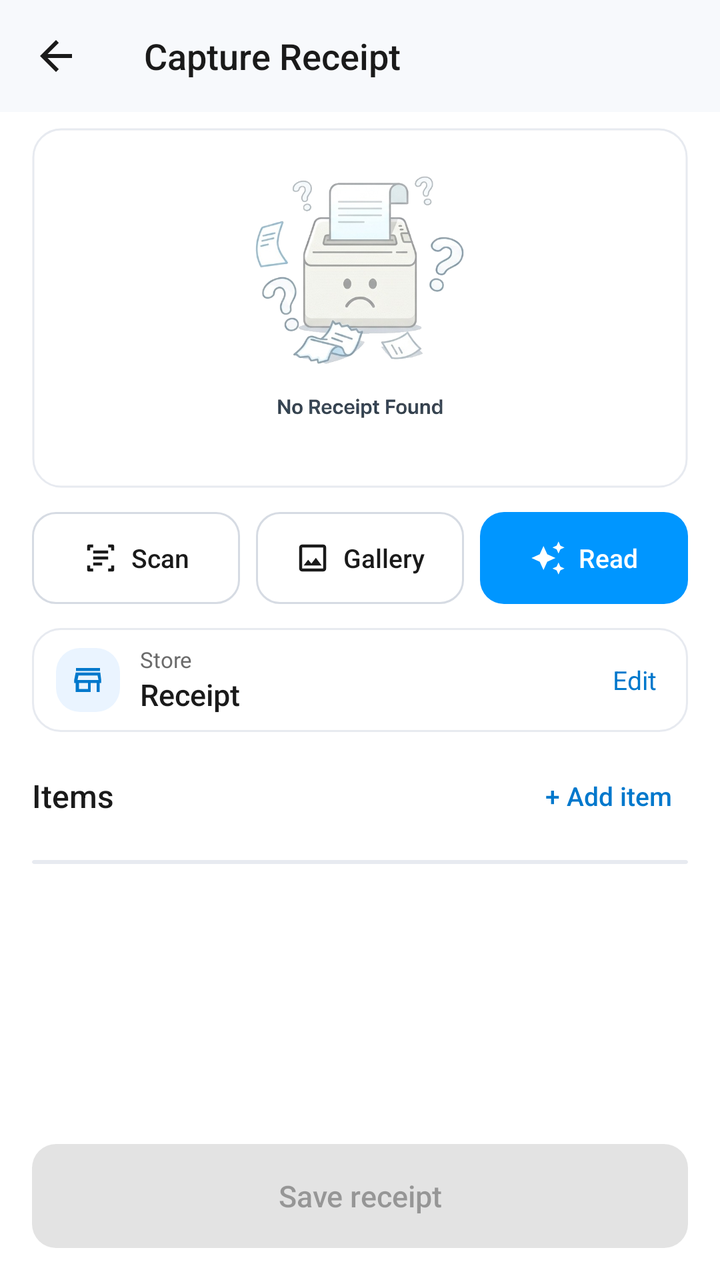
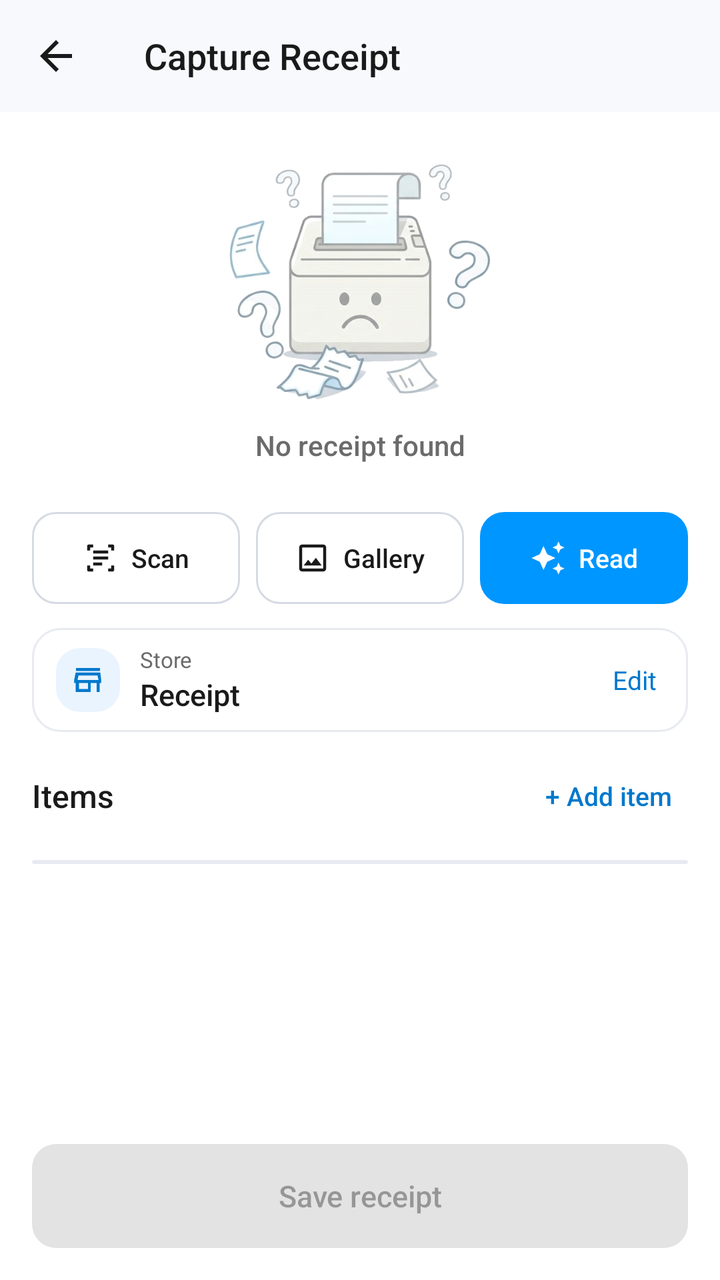

Screens rendered from an Android XML layout before and after an edit, with the pre-edit source and the edit as a unified diff.
<!-- AndroidManifest.xml: application theme Theme.BudgetFY -->
<!-- res/layout/activity_capture_receipt.xml -->
<?xml version="1.0" encoding="utf-8"?>
<androidx.constraintlayout.widget.ConstraintLayout
    xmlns:android="http://schemas.android.com/apk/res/android"
    xmlns:app="http://schemas.android.com/apk/res-auto"
    xmlns:tools="http://schemas.android.com/tools"
    android:layout_width="match_parent"
    android:layout_height="match_parent"
    android:background="@color/card_bg"
    tools:context=".CaptureReceiptActivity">

    <androidx.appcompat.widget.Toolbar
        android:id="@+id/toolbar"
        android:layout_width="match_parent"
        android:layout_height="?attr/actionBarSize"
        android:background="@color/page_bg"
        android:theme="@style/ThemeOverlay.App.Toolbar"
        app:layout_constraintTop_toTopOf="parent"
        app:navigationIcon="?attr/homeAsUpIndicator"
        app:title="@string/capture_receipt"
        app:titleTextColor="@color/text_primary" />

    <com.google.android.material.imageview.ShapeableImageView
        android:id="@+id/receiptImageView"
        android:layout_width="match_parent"
        android:layout_height="180dp"
        android:layout_marginHorizontal="16dp"
        android:layout_marginTop="8dp"
        android:background="@color/white"
        android:padding="0.5dp"
        android:scaleType="fitCenter"
        android:src="@drawable/receipt_placeholder"
        app:layout_constraintTop_toBottomOf="@id/toolbar"
        app:shapeAppearanceOverlay="@style/ShapeAppearanceOverlay.App.CornerSize16"
        app:strokeColor="@color/stroke"
        app:strokeWidth="1dp" />

    <ProgressBar
        android:id="@+id/progressBar"
        android:layout_width="48dp"
        android:layout_height="48dp"
        android:visibility="gone"
        app:layout_constraintBottom_toBottomOf="@id/receiptImageView"
        app:layout_constraintEnd_toEndOf="parent"
        app:layout_constraintStart_toStartOf="parent"
        app:layout_constraintTop_toTopOf="@id/receiptImageView" />

    <LinearLayout
        android:id="@+id/buttonLayout"
        android:layout_width="match_parent"
        android:layout_height="wrap_content"
        android:layout_marginHorizontal="16dp"
        android:layout_marginTop="12dp"
        android:orientation="horizontal"
        app:layout_constraintTop_toBottomOf="@id/receiptImageView">

        <com.google.android.material.button.MaterialButton
            android:id="@+id/captureButton"
            style="@style/Widget.App.Button.Outlined"
            android:layout_width="0dp"
            android:layout_height="46dp"
            android:layout_weight="1"
            android:layout_marginEnd="4dp"
            android:paddingHorizontal="4dp"
            android:text="@string/scan"
            android:textSize="13sp"
            app:icon="@drawable/ic_scan"
            app:iconGravity="textStart"
            app:iconPadding="6dp"
            app:iconSize="18dp" />

        <com.google.android.material.button.MaterialButton
            android:id="@+id/galleryButton"
            style="@style/Widget.App.Button.Outlined"
            android:layout_width="0dp"
            android:layout_height="46dp"
            android:layout_weight="1"
            android:layout_marginHorizontal="4dp"
            android:paddingHorizontal="4dp"
            android:text="@string/gallery"
            android:textSize="13sp"
            app:icon="@drawable/ic_gallery"
            app:iconGravity="textStart"
            app:iconPadding="6dp"
            app:iconSize="18dp" />

        <com.google.android.material.button.MaterialButton
            android:id="@+id/processButton"
            android:layout_width="0dp"
            android:layout_height="46dp"
            android:layout_weight="1"
            android:layout_marginStart="4dp"
            android:minHeight="46dp"
            android:paddingHorizontal="4dp"
            android:text="@string/read"
            android:textSize="13sp"
            app:icon="@drawable/ic_sparkle"
            app:iconGravity="textStart"
            app:iconPadding="6dp"
            app:iconSize="18dp"
            app:iconTint="@android:color/white" />
    </LinearLayout>

    
    <LinearLayout
        android:id="@+id/storeNameRow"
        android:layout_width="match_parent"
        android:layout_height="wrap_content"
        android:orientation="horizontal"
        android:gravity="center_vertical"
        android:layout_marginHorizontal="16dp"
        android:layout_marginTop="12dp"
        android:paddingStart="12dp"
        android:paddingEnd="4dp"
        android:paddingVertical="6dp"
        android:background="@drawable/bg_card_slick"
        app:layout_constraintTop_toBottomOf="@id/buttonLayout">

        <ImageView
            android:layout_width="32dp"
            android:layout_height="32dp"
            android:layout_marginEnd="10dp"
            android:background="@drawable/bg_icon_tile"
            android:contentDescription="@null"
            android:padding="7dp"
            android:src="@drawable/ic_store"
            app:tint="@color/accent_text" />

        <LinearLayout
            android:layout_width="0dp"
            android:layout_height="wrap_content"
            android:layout_weight="1"
            android:orientation="vertical">

            <TextView
                android:layout_width="wrap_content"
                android:layout_height="wrap_content"
                android:text="@string/store"
                android:textColor="@color/text_secondary"
                android:textSize="11sp" />

            <TextView
                android:id="@+id/storeNameTextView"
                android:layout_width="match_parent"
                android:layout_height="wrap_content"
                android:ellipsize="end"
                android:fontFamily="sans-serif-medium"
                android:maxLines="1"
                android:text="Receipt"
                android:textColor="@color/text_primary"
                android:textSize="15sp" />
        </LinearLayout>

        <TextView
            android:id="@+id/storeEditIcon"
            android:layout_width="wrap_content"
            android:layout_height="40dp"
            android:background="?attr/selectableItemBackgroundBorderless"
            android:gravity="center"
            android:paddingHorizontal="12dp"
            android:text="@string/edit"
            android:textColor="@color/accent_text"
            android:textSize="13sp" />
    </LinearLayout>

    <LinearLayout
        android:id="@+id/itemsHeaderRow"
        android:layout_width="match_parent"
        android:layout_height="wrap_content"
        android:orientation="horizontal"
        android:gravity="center_vertical"
        android:paddingHorizontal="16dp"
        android:paddingVertical="8dp"
        app:layout_constraintTop_toBottomOf="@id/storeNameRow">

        <TextView
            android:layout_width="0dp"
            android:layout_height="wrap_content"
            android:layout_weight="1"
            android:text="@string/items"
            android:textAppearance="@style/TextAppearance.App.Title" />

        <com.google.android.material.button.MaterialButton
            android:id="@+id/addItemButton"
            style="@style/Widget.App.Button.Text"
            android:layout_width="wrap_content"
            android:layout_height="wrap_content"
            android:minWidth="0dp"
            android:paddingHorizontal="8dp"
            android:text="@string/add_item"
            android:textSize="13sp"
            android:textColor="@color/accent_text" />
    </LinearLayout>

    
    <androidx.core.widget.NestedScrollView
        android:id="@+id/itemsScroll"
        android:layout_width="match_parent"
        android:layout_height="0dp"
        android:clipToPadding="false"
        android:paddingBottom="4dp"
        app:layout_constraintTop_toBottomOf="@id/itemsHeaderRow"
        app:layout_constraintBottom_toTopOf="@id/saveButton"
        app:layout_constraintStart_toStartOf="parent"
        app:layout_constraintEnd_toEndOf="parent">

        <LinearLayout
            android:layout_width="match_parent"
            android:layout_height="wrap_content"
            android:orientation="vertical"
            android:paddingHorizontal="16dp">

            <androidx.recyclerview.widget.RecyclerView
                android:id="@+id/itemsRecyclerView"
                android:layout_width="match_parent"
                android:layout_height="wrap_content"
                android:background="@drawable/bg_card_slick"
                android:clipToOutline="true"
                android:nestedScrollingEnabled="false"
                android:padding="1dp" />

            
            <FrameLayout
                android:id="@+id/captureTotalsCard"
                android:layout_width="match_parent"
                android:layout_height="wrap_content"
                android:layout_marginTop="10dp"
                android:background="@drawable/bg_card_slick"
                android:visibility="gone">

                <include layout="@layout/view_receipt_totals" />
            </FrameLayout>
        </LinearLayout>
    </androidx.core.widget.NestedScrollView>

    <com.google.android.material.button.MaterialButton
        android:id="@+id/saveButton"
        android:layout_width="match_parent"
        android:layout_height="52dp"
        android:layout_margin="16dp"
        android:text="@string/save_receipt"
        android:enabled="false"
        app:layout_constraintBottom_toBottomOf="parent" />

</androidx.constraintlayout.widget.ConstraintLayout>
<!-- res/layout/view_receipt_totals.xml (included above) -->
<?xml version="1.0" encoding="utf-8"?>
<LinearLayout xmlns:android="http://schemas.android.com/apk/res/android"
    android:id="@+id/receiptTotals"
    android:layout_width="match_parent"
    android:layout_height="wrap_content"
    android:orientation="vertical"
    android:paddingHorizontal="16dp"
    android:paddingVertical="14dp">

    <LinearLayout
        android:layout_width="match_parent"
        android:layout_height="wrap_content"
        android:orientation="horizontal">

        <TextView
            android:id="@+id/totalsSubtotalLabel"
            android:layout_width="0dp"
            android:layout_height="wrap_content"
            android:layout_weight="1"
            android:text="@string/items_subtotal"
            android:textColor="@color/text_secondary"
            android:textSize="14sp" />

        <TextView
            android:id="@+id/totalsSubtotal"
            android:layout_width="wrap_content"
            android:layout_height="wrap_content"
            android:text="RM 0.00"
            android:textColor="@color/text_primary"
            android:textSize="14sp" />
    </LinearLayout>

    
    <LinearLayout
        android:id="@+id/totalsChargesContainer"
        android:layout_width="match_parent"
        android:layout_height="wrap_content"
        android:orientation="vertical" />

    <LinearLayout
        android:layout_width="match_parent"
        android:layout_height="wrap_content"
        android:layout_marginTop="8dp"
        android:orientation="horizontal">

        <TextView
            android:layout_width="0dp"
            android:layout_height="wrap_content"
            android:layout_weight="1"
            android:text="@string/rounding_and_adjustments"
            android:textColor="@color/text_secondary"
            android:textSize="14sp" />

        <TextView
            android:id="@+id/totalsRounding"
            android:layout_width="wrap_content"
            android:layout_height="wrap_content"
            android:text="RM 0.00"
            android:textColor="@color/text_primary"
            android:textSize="14sp" />
    </LinearLayout>

    <View
        android:layout_width="match_parent"
        android:layout_height="1dp"
        android:layout_marginTop="12dp"
        android:background="@color/stroke" />

    <LinearLayout
        android:layout_width="match_parent"
        android:layout_height="wrap_content"
        android:layout_marginTop="12dp"
        android:gravity="center_vertical"
        android:orientation="horizontal">

        <TextView
            android:layout_width="0dp"
            android:layout_height="wrap_content"
            android:layout_weight="1"
            android:fontFamily="sans-serif-medium"
            android:text="@string/total_paid"
            android:textColor="@color/text_primary"
            android:textSize="16sp" />

        <TextView
            android:id="@+id/totalsTotal"
            android:layout_width="wrap_content"
            android:layout_height="wrap_content"
            android:fontFamily="sans-serif-medium"
            android:text="RM 0.00"
            android:textColor="@color/brand_blue"
            android:textSize="18sp" />
    </LinearLayout>
</LinearLayout>
<!-- resources referenced by this layout -->
<resources>
  <color name="accent_text">#0078CC</color>
  <color name="brand_blue">#0096FF</color>
  <color name="card_bg">#FFFFFF</color>
  <color name="page_bg">#F7F9FC</color>
  <color name="stroke">#E7EAF0</color>
  <color name="text_primary">#1A1A1A</color>
  <color name="text_secondary">#6B6B6B</color>
  <color name="white">#FFFFFFFF</color>
  <!-- drawable bg_icon_tile (drawable) -->
  <?xml version="1.0" encoding="utf-8"?>
  <shape xmlns:android="http://schemas.android.com/apk/res/android" android:shape="rectangle">
      <solid android:color="@color/accent_soft" />
      <corners android:radius="12dp" />
  </shape>
  <!-- drawable receipt_placeholder: png bitmap (drawable-nodpi, 235946 bytes) -->
  <string name="add_item">+ Add item</string>
  <string name="capture_receipt">Capture Receipt</string>
  <string name="edit">Edit</string>
  <string name="gallery">Gallery</string>
  <string name="items">Items</string>
  <string name="items_subtotal">Items subtotal</string>
  <string name="read">Read</string>
  <string name="rounding_and_adjustments">Rounding &amp; adjustments</string>
  <string name="save_receipt">Save receipt</string>
  <string name="scan">Scan</string>
  <string name="store">Store</string>
  <string name="total_paid">Total paid</string>
  <style name="ShapeAppearanceOverlay.App.CornerSize16" parent="">
          <item name="cornerFamily">rounded</item>
          <item name="cornerSize">14dp</item>
      </style>
  <style name="TextAppearance.App.Title" parent="">
          <item name="android:textSize">16sp</item>
          <item name="android:fontFamily">sans-serif-medium</item>
          <item name="android:textColor">@color/text_primary</item>
      </style>
  <style name="ThemeOverlay.App.Toolbar" parent="ThemeOverlay.AppCompat.Light">
          <item name="colorControlNormal">@color/text_primary</item>
          <item name="android:textColorPrimary">@color/text_primary</item>
      </style>
  <color name="divider">#E7EAF0</color>
  <color name="accent_soft">#EAF4FF</color>
  <color name="stroke_strong">#D6DBE3</color>
  <color name="surface_muted">#F2F4F8</color>
  <style name="ShapeAppearance.App.Small" parent="ShapeAppearance.MaterialComponents.SmallComponent">
          <item name="cornerFamily">rounded</item>
          <item name="cornerSize">12dp</item>
      </style>
  <color name="brand_blue_dark">#0078CC</color>
  <style name="ShapeAppearance.App.Medium" parent="ShapeAppearance.MaterialComponents.MediumComponent">
          <item name="cornerFamily">rounded</item>
          <item name="cornerSize">14dp</item>
      </style>
  <style name="Widget.App.Toolbar" parent="Widget.AppCompat.Toolbar">
          <item name="android:background">@color/page_bg</item>
          <item name="titleTextAppearance">@style/TextAppearance.App.ToolbarTitle</item>
          <item name="titleTextColor">@color/text_primary</item>
      </style>
  <style name="Widget.App.AutoComplete" parent="Widget.AppCompat.AutoCompleteTextView">
          <item name="android:popupBackground">@drawable/bg_popup</item>
          <item name="android:dropDownVerticalOffset">6dp</item>
      </style>
  <color name="progress_track">#E9EDF2</color>
  <style name="ShapeAppearance.App.Dialog" parent="ShapeAppearance.MaterialComponents.MediumComponent">
          <item name="cornerFamily">rounded</item>
          <item name="cornerSize">20dp</item>
      </style>
  <style name="MaterialAlertDialog.App.Body" parent="MaterialAlertDialog.MaterialComponents.Body.Text">
          <item name="android:textSize">14sp</item>
          <item name="android:textColor">@color/text_secondary</item>
          <item name="android:lineSpacingExtra">2dp</item>
      </style>
  <style name="Widget.App.DialogButton.Cancel">
          <item name="android:textColor">@color/text_secondary</item>
      </style>
  <style name="Widget.App.DialogButton.Danger">
          <item name="android:textColor">@color/danger_red</item>
      </style>
  <color name="danger_red">#F44336</color>
  <!-- unchanged entries left out for length: 17 -->
</resources>

<!-- the commit's change to res/layout/activity_capture_receipt.xml (unified diff, before → after) -->
@@ -25,14 +25,28 @@
         android:layout_height="180dp"
         android:layout_marginHorizontal="16dp"
         android:layout_marginTop="8dp"
-        android:background="@color/white"
-        android:padding="0.5dp"
+        android:background="@drawable/bg_card_slick"
+        android:paddingHorizontal="1dp"
+        android:paddingTop="14dp"
+        android:paddingBottom="40dp"
         android:scaleType="fitCenter"
         android:src="@drawable/receipt_placeholder"
         app:layout_constraintTop_toBottomOf="@id/toolbar"
-        app:shapeAppearanceOverlay="@style/ShapeAppearanceOverlay.App.CornerSize16"
-        app:strokeColor="@color/stroke"
-        app:strokeWidth="1dp" />
+        app:shapeAppearanceOverlay="@style/ShapeAppearanceOverlay.App.CornerSize16" />
+
+    
+    <TextView
+        android:id="@+id/noReceiptText"
+        android:layout_width="wrap_content"
+        android:layout_height="wrap_content"
+        android:layout_marginBottom="12dp"
+        android:fontFamily="sans-serif-medium"
+        android:text="@string/no_receipt_found"
+        android:textColor="@color/text_secondary"
+        android:textSize="14sp"
+        app:layout_constraintBottom_toBottomOf="@id/receiptImageView"
+        app:layout_constraintEnd_toEndOf="parent"
+        app:layout_constraintStart_toStartOf="parent" />
 
     <ProgressBar
         android:id="@+id/progressBar"
<!-- resource entries referenced after the edit -->
@@ -14,13 +14,14 @@
       <solid android:color="@color/accent_soft" />
       <corners android:radius="12dp" />
   </shape>
-  <!-- drawable receipt_placeholder: png bitmap (drawable-nodpi, 235946 bytes) -->
+  <!-- drawable receipt_placeholder: png bitmap (drawable-nodpi, 157366 bytes) -->
   <string name="add_item">+ Add item</string>
   <string name="capture_receipt">Capture Receipt</string>
   <string name="edit">Edit</string>
   <string name="gallery">Gallery</string>
   <string name="items">Items</string>
   <string name="items_subtotal">Items subtotal</string>
+  <string name="no_receipt_found">No receipt found</string>
   <string name="read">Read</string>
   <string name="rounding_and_adjustments">Rounding &amp; adjustments</string>
   <string name="save_receipt">Save receipt</string>
